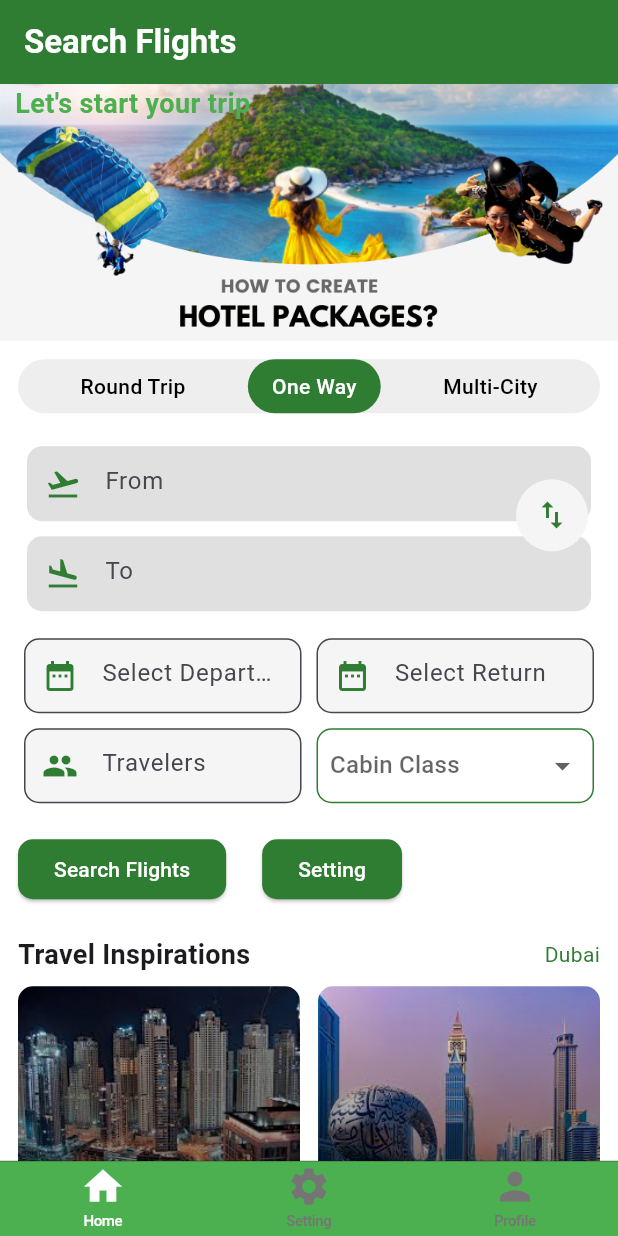
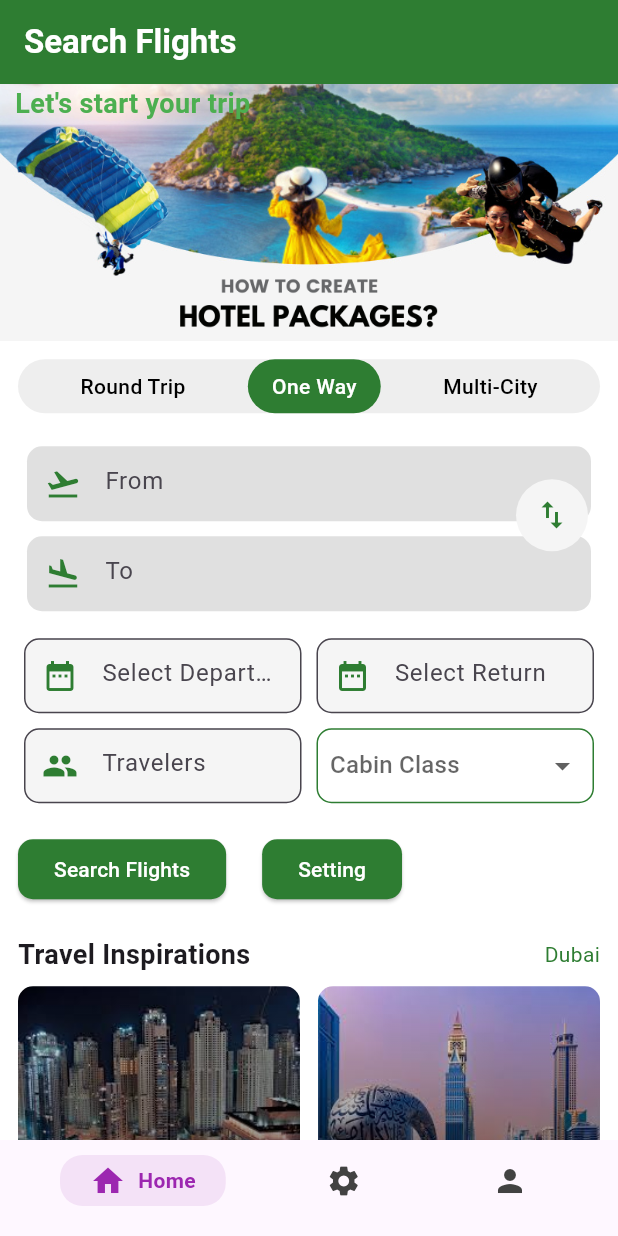
Before and after one commit to mohanta123/FlightBooking, a Flutter app: the screen it shows after launch, after a tap on the "arrow forward" icon, on a phone screen of 412 x 824 dp. Run offline on Flutter 3.47's test engine with Material 3 defaults, Android fonts, the phone set to English and light mode, and no system bars; drawn by our look-alikes of google_nav_bar; our stand-ins replace get, google_fonts.

Commit message:
navigation bar issue fixed and page routing issue too

```diff
--- a/lib/features/Home/loginScreen.dart
+++ b/lib/features/Home/loginScreen.dart
@@ -1,4 +1,5 @@
 import 'package:flutter/material.dart';
+import 'package:get/get.dart';
 
 import '../../widgets/ButtonNavigation/buttonNavigation.dart';
 
@@ -72,13 +73,7 @@ class _LoginScreenState extends State<LoginScreen> {
               SizedBox(height: 40),
               ElevatedButton(
                 onPressed: () {
-                  Navigator.push(
-                    context,
-                    MaterialPageRoute(
-                      builder: (context) =>ButtonNavigation(),
-                    ),
-                  );
-
+                  Get.offAll(()=>BottonNavBar());
                 },
                 style: ElevatedButton.styleFrom(
                   shape: CircleBorder(), backgroundColor: Colors.tealAccent,
--- a/lib/main.dart
+++ b/lib/main.dart
@@ -1,5 +1,6 @@
 import 'package:flightbooking/widgets/ButtonNavigation/buttonNavigation.dart';
 import 'package:flutter/material.dart';
+import 'package:get/get_navigation/src/root/get_material_app.dart';
 
 import 'features/Home/loginScreen.dart';
 
@@ -15,7 +16,7 @@
 
   @override
   Widget build(BuildContext context) {
-    return MaterialApp(
+    return GetMaterialApp(
       title: 'Flutter Demo',
       theme: ThemeData(
 
--- /dev/null
+++ b/lib/widgets/ButtonNavigation/bottom_nav_controller.dart
@@ -0,0 +1,36 @@
+import 'package:flightbooking/features/Home/homeScreen.dart';
+import 'package:flightbooking/features/Home/settingScreen.dart';
+import 'package:flightbooking/features/Profile/profile.dart';
+import 'package:flutter/material.dart';
+import 'package:get/get.dart';
+
+import '../../features/Bookings/bookings.dart';
+
+class BottomNavController extends GetxController {
+  List<Icon> icons = [
+    const Icon(Icons.home),
+    const Icon(Icons.settings),
+    const Icon(Icons.person)
+  ];
+  List<Widget>? screens;
+  Widget? selectScreen;
+  int? selectScreenIndex;
+
+  bool isSearch = false;
+  @override
+  void onInit() {
+    super.onInit();
+    screens = [
+      isSearch ? const Bookings() : Homescreen(),
+      SettingScreen(),
+      const Profile()
+    ];
+    selectScreen = screens?.first;
+  }
+
+  onButtonTap(int index) {
+    selectScreenIndex = index;
+    selectScreen = screens![index];
+    update();
+  }
+}
--- a/lib/widgets/ButtonNavigation/buttonNavigation.dart
+++ b/lib/widgets/ButtonNavigation/buttonNavigation.dart
@@ -1,92 +1,50 @@
-import 'package:flutter/cupertino.dart';
+import 'package:flightbooking/features/Home/homeScreen.dart';
 import 'package:flutter/material.dart';
-import '../../features/Home/homeScreen.dart';
-import '../../features/Home/settingScreen.dart';
-import '../../features/Profile/profile.dart';
+import 'package:get/get.dart';
+import 'package:get/utils.dart';
+import 'package:google_nav_bar/google_nav_bar.dart';
 
-class ButtonNavigation extends StatefulWidget {
-  final int initialPage;
+import 'bottom_nav_controller.dart';
 
-  const ButtonNavigation({Key? key, this.initialPage = 0}) : super(key: key);
-
-  @override
-  State<ButtonNavigation> createState() => _ButtonNavigationState();
-}
-
-class _ButtonNavigationState extends State<ButtonNavigation> {
-  late int _page; // Variable to track the selected tab
-  bool _isAuthenticated = true; // Initialize _isAuthenticated with true
-
-  // Create Navigator keys for each tab
-  final List<GlobalKey<NavigatorState>> _navigatorKeys = [
-    GlobalKey<NavigatorState>(),
-    GlobalKey<NavigatorState>(),
-    GlobalKey<NavigatorState>(),
-  ];
-
-  final List<Widget> pages = [
-    Homescreen(),
-    SettingScreen(),
-    Profile(),
-  ];
-
-  @override
-  void initState() {
-    super.initState();
-    _page = widget.initialPage; // Initialize with the provided initialPage
-  }
-
-  void _selectPage(int index) {
-    setState(() {
-      _navigatorKeys[_page].currentState?.popUntil((route) => route.isFirst);
-      _page = index;
-    });
-  }
-
-  // Function to update authentication state
-  void _updateAuthState(bool isAuthenticated) {
-    setState(() {
-      _isAuthenticated = isAuthenticated;
-    });
-  }
+class BottonNavBar extends StatelessWidget {
+  const BottonNavBar({super.key});
 
   @override
   Widget build(BuildContext context) {
-    if (!_isAuthenticated) {
-      // If user is not authenticated, return a widget that doesn't show the tab bar
-      return Scaffold(
-        body: pages[_page], // Show only the page without the tab bar
-      );
-    }
-
-    return CupertinoTabScaffold(
-      tabBar: CupertinoTabBar(
-        backgroundColor: Colors.green,
-        activeColor: Colors.white,
-        inactiveColor: Colors.grey.shade600,
-        currentIndex: _page,
-        onTap: (index) => _selectPage(index),
-        items: const [
-          BottomNavigationBarItem(
-            icon: Icon(Icons.home),
-            label: 'Home',
-          ),
-          BottomNavigationBarItem(
-            icon: Icon(Icons.settings),
-            label: 'Setting',
-          ),
-          BottomNavigationBarItem(
-            icon: Icon(Icons.person),
-            label: 'Profile',
-          ),
-        ],
-      ),
-      tabBuilder: (BuildContext context, int index) {
-        return CupertinoTabView(
-          navigatorKey: _navigatorKeys[index],
-          builder: (context) => pages[index],
-        );
-      },
-    );
+    return GetBuilder<BottomNavController>(
+        init: BottomNavController(),
+        builder: (controller) {
+          return Scaffold(
+            body: controller.selectScreen,
+            bottomNavigationBar: GNav(
+                haptic: true,
+                tabBorderRadius: 15,
+                selectedIndex: controller.selectScreenIndex ?? 0,
+                curve: Curves.easeOutExpo,
+                onTabChange: (t) => controller.onButtonTap(t),
+                duration: const Duration(milliseconds: 50),
+                gap: 8,
+                color: Colors.grey[800],
+                activeColor: Colors.purple,
+                iconSize: 24, // tab button icon size
+                tabBackgroundColor: Colors.purple.withOpacity(0.1),
+                padding: const EdgeInsets.symmetric(
+                    horizontal: 20, vertical: 5), // navigation bar padding
+                tabs: const [
+                  GButton(
+                    icon: Icons.home,
+                    text: 'Home',
+                  ),
+                  GButton(
+                    icon: Icons.settings,
+                    text: 'Likes',
+                  ),
+                  GButton(
+                    icon: Icons.person,
+                    text: 'Search',
+                  ),
+                ]).paddingOnly(bottom: 20, left: 40, right: 40, top: 10),
+          );
+        });
   }
 }
--- a/pubspec.yaml
+++ b/pubspec.yaml
@@ -37,6 +37,8 @@ dependencies:
   cupertino_icons: ^1.0.6
   flutter_datetime_picker: ^1.4.0
   google_fonts: ^6.1.0
+  get: ^4.6.6
+  google_nav_bar: ^5.0.7
 
 
 dev_dependencies:
```
Also changed, not shown: lib/features/Bookings/bookings.dart (+44 -13 lines), lib/features/Home/homeScreen.dart (+23 -23 lines), pubspec.lock, 9 other files.
